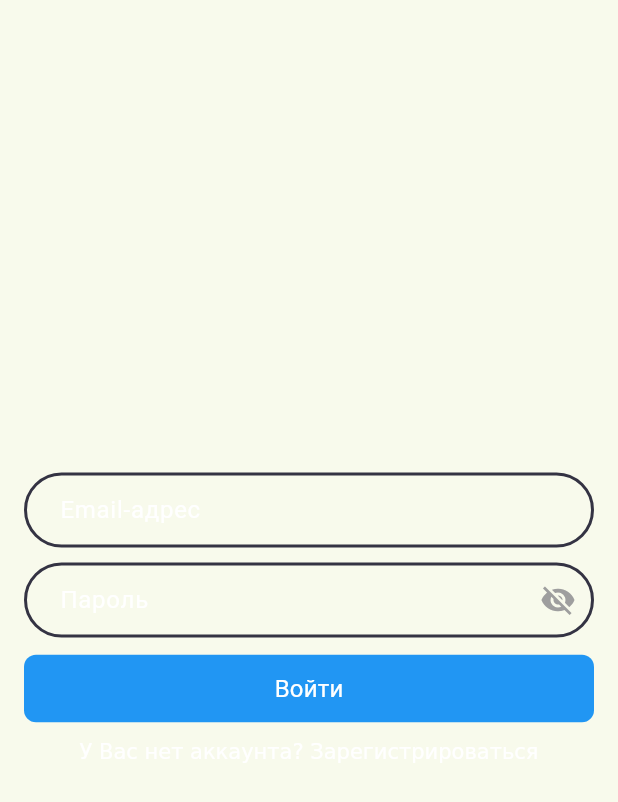
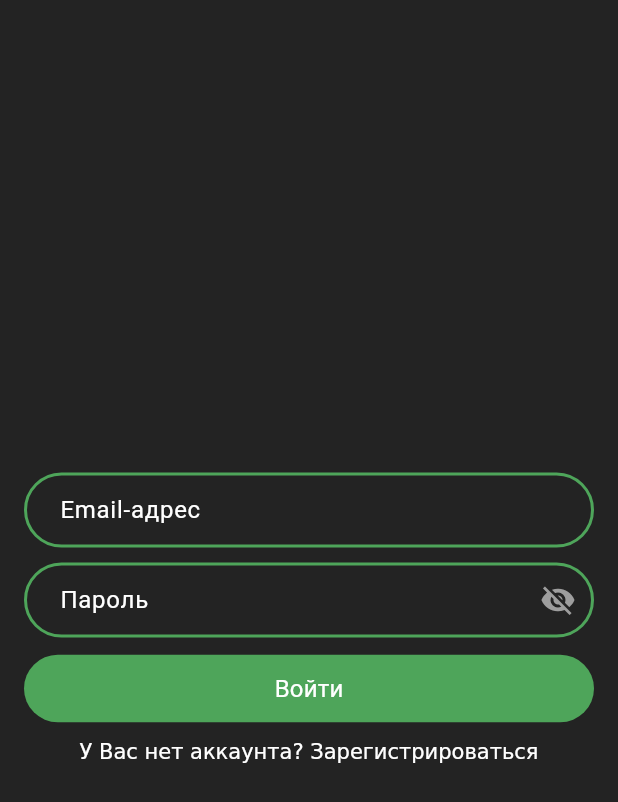
Before and after one commit to Project-DogsAndCat/DogsAndCat, a Flutter app: the LoginPage screen opened by its route, on a phone screen of 412 x 824 dp. Shown: the top 802 px of the screen. Run offline on Flutter 3.47's test engine with Material 3 defaults, Android fonts, the phone set to English and light mode, and no system bars; our stand-ins replace flutter_bloc, flutter_svg, fpdart, freezed_annotation, get_it, go_router and 2 more; accounts and stored records are empty.

Commit message:
Коммит для проверки

```diff
--- a/dogs_and_cats/lib/core/routes/routes.dart
+++ b/dogs_and_cats/lib/core/routes/routes.dart
@@ -13,7 +13,7 @@ import 'package:supabase_flutter/supabase_flutter.dart';
 final session = getIt<SupabaseClient>().auth.currentSession;
 
 final GoRouter router = GoRouter(
-    initialLocation: session == null ? '/register' : '/search',
+    initialLocation: session != null ? '/register' : '/search',
     routes: [
       GoRoute(
           name: RoutesNames.register,
--- a/dogs_and_cats/lib/core/theme/app_colors.dart
+++ b/dogs_and_cats/lib/core/theme/app_colors.dart
@@ -1,10 +1,10 @@
 import 'package:flutter/material.dart';
 
 class AppColors {
-  static const Color backGroundColor = Color(0xff141A31);
+  static const Color backGroundColor = Color(0xff232323);
   static const Color appBarColor = Color(0xff1E2746);
   static const Color appColor = Colors.blue;
-  static const Color primaryColor = Color.fromRGBO(52, 51, 67, 1);
+  static const Color primaryColor = Color(0xff4EA55A);
   static const Color whiteColor = Colors.white;
   static const Color greyColor = Colors.grey;
   static const Color errorColor = Color(0xFFB00020);
--- a/dogs_and_cats/lib/core/widgets/rounded_elevated_button.dart
+++ b/dogs_and_cats/lib/core/widgets/rounded_elevated_button.dart
@@ -7,12 +7,12 @@ import '../theme/app_colors.dart';
 class RoundedElevatedButton extends StatelessWidget {
   const RoundedElevatedButton(
       {super.key,
-      required this.buttonText,
       this.onPressed,
-      this.color = AppColors.appColor});
-  final String buttonText;
+      this.color = AppColors.primaryColor,
+      required this.widget});
   final Function()? onPressed;
   final Color color;
+  final Widget widget;
 
   @override
   Widget build(BuildContext context) {
@@ -24,7 +24,7 @@ class RoundedElevatedButton extends StatelessWidget {
         shape: const WidgetStatePropertyAll(
           RoundedRectangleBorder(
             borderRadius: BorderRadius.all(
-              Radius.circular(8),
+              Radius.circular(25.0),
             ),
           ),
         ),
@@ -35,23 +35,7 @@ class RoundedElevatedButton extends StatelessWidget {
           ),
         ),
       ),
-      child: BlocBuilder<AuthBloc, AuthState>(
-        builder: (context, state) {
-          return state.maybeMap(loading: (_) {
-            return CircularProgressIndicator(
-              color: Colors.white,
-            );
-          }, orElse: () {
-            return Text(
-              buttonText,
-              style: const TextStyle(
-                  color: AppColors.whiteColor,
-                  fontWeight: FontWeight.w400,
-                  fontSize: 16),
-            );
-          });
-        },
-      ),
+      child: widget,
     );
   }
 }
--- a/dogs_and_cats/lib/presentation/auth/pages/login_page.dart
+++ b/dogs_and_cats/lib/presentation/auth/pages/login_page.dart
@@ -39,13 +39,14 @@ class _LoginPageState extends State<LoginPage> {
   @override
   Widget build(BuildContext context) {
     return Scaffold(
+      backgroundColor: AppColors.backGroundColor,
       body: Center(
         child: Padding(
           padding: const EdgeInsets.symmetric(
             horizontal: 16,
             vertical: 10,
           ),
-          child: BlocConsumer<AuthBloc, AuthState>(
+          child: BlocListener<AuthBloc, AuthState>(
             listener: (context, state) {
               state.map(
                   initial: (_) {},
@@ -59,14 +60,7 @@ class _LoginPageState extends State<LoginPage> {
                     CustomSnackBar.showError(context, state.message);
                   });
             },
-            builder: (context, state) {
-              return state.maybeMap(
-                loading: (_) => Center(
-                  child: CircularProgressIndicator(),
-                ),
-                success: (_) => Center(child: CircularProgressIndicator()),
-                orElse: () {
-                  return Form(
+            child: Form(
               key: _registerFormKey,
               child: Column(
                 mainAxisAlignment: MainAxisAlignment.center,
@@ -118,7 +112,6 @@ class _LoginPageState extends State<LoginPage> {
                     height: 10,
                   ),
                   RoundedElevatedButton(
-                          buttonText: AppString.login,
                     onPressed: () {
                       if (_registerFormKey.currentState!.validate()) {
                         context.read<AuthBloc>().add(
@@ -128,6 +121,23 @@ class _LoginPageState extends State<LoginPage> {
                             );
                       }
                     },
+                    widget: BlocBuilder<AuthBloc, AuthState>(
+                      builder: (context, state) {
+                        return state.maybeMap(loading: (_) {
+                          return CircularProgressIndicator(
+                            color: Colors.white,
+                          );
+                        }, orElse: () {
+                          return Text(
+                            AppString.login,
+                            style: const TextStyle(
+                                color: AppColors.whiteColor,
+                                fontWeight: FontWeight.w400,
+                                fontSize: 16),
+                          );
+                        });
+                      },
+                    ),
                   ),
                   const SizedBox(
                     height: 10.0,
@@ -149,10 +159,7 @@ class _LoginPageState extends State<LoginPage> {
                   ),
                 ],
               ),
-                  );
-                },
-              );
-            },
+            ),
           ),
         ),
       ),
```
Also changed, not shown: dogs_and_cats/lib/presentation/auth/pages/register_page.dart (+29 -4 lines). Lines whose indentation alone changed are shown as unchanged.
